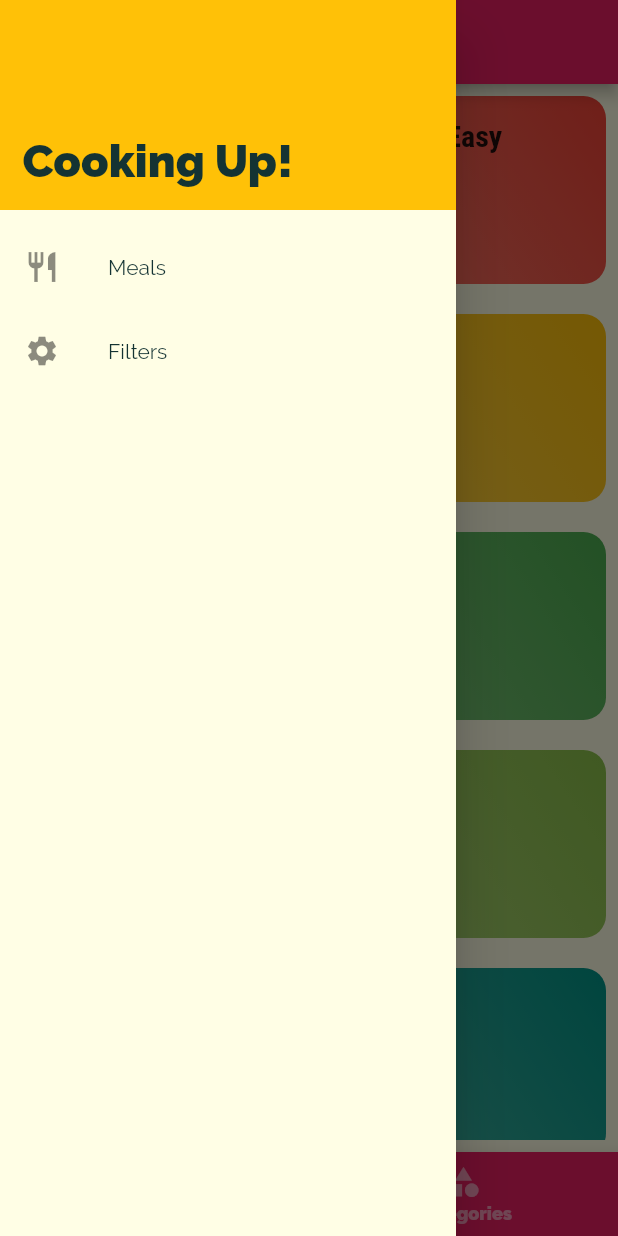
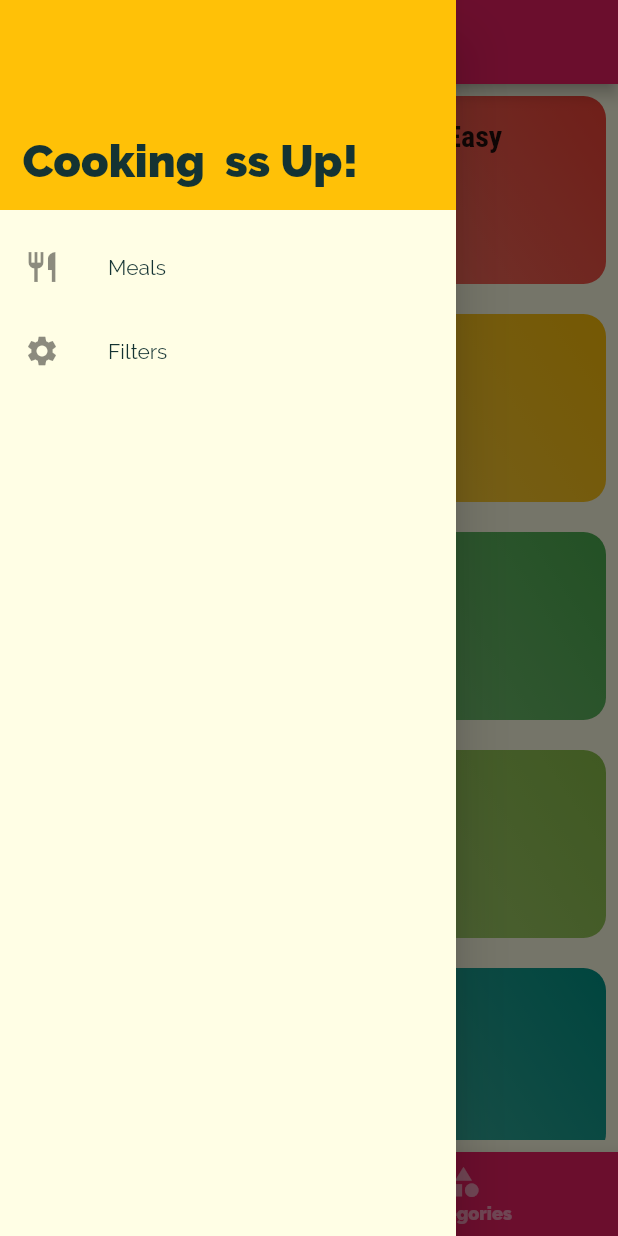
Before and after one commit to BeshoyMelika/Meals_App, a Flutter app: the screen it shows after launch, with the side drawer open, on a phone screen of 412 x 824 dp. Run offline on Flutter 3.47's test engine with Material 2 defaults, Android fonts, the phone set to English and light mode, and no system bars.

Commit message:
Sec Commit

```diff
--- a/lib/widgets/drawer_main.dart
+++ b/lib/widgets/drawer_main.dart
@@ -4,7 +4,6 @@ class Drawers extends StatelessWidget {
   Widget build(BuildContext context) {
     return Drawer(
       child: Column(
-
         children: <Widget>[
           Container(
             alignment: Alignment.bottomLeft,
@@ -13,12 +12,15 @@ class Drawers extends StatelessWidget {
             padding: EdgeInsets.all(15),
 
             color: Theme.of(context).accentColor,
-            child: Text("Cooking Up!",style: Theme.of(context).textTheme.body1,),
+            child: Text("Cooking  ss Up!",style: Theme.of(context).textTheme.body1,),
           ),
           SizedBox(
             height: 10,
           ),
           ListTile(
+
+
+
             title: Text("Meals"),
             leading: Icon(Icons.restaurant),
             onTap: (){},
```
Also changed, not shown: lib/Screens/tap_Screen.dart (+7 -1 lines).
